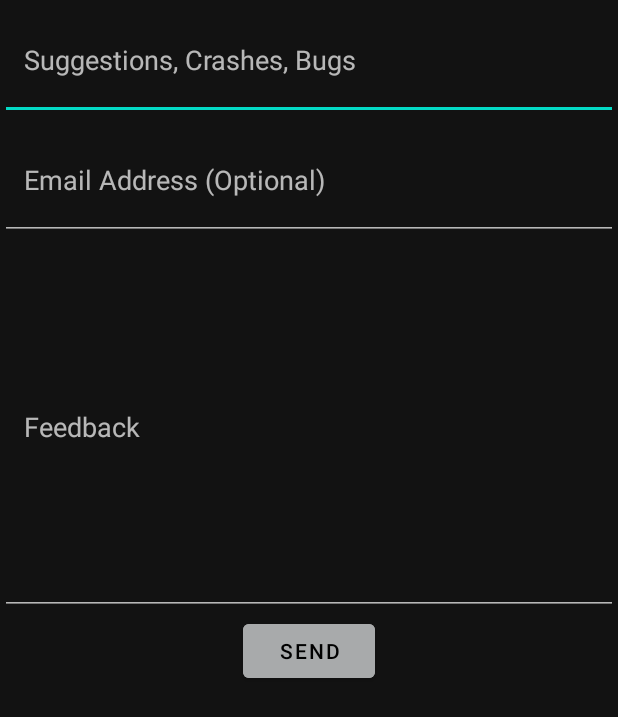
After one commit to th3kumar/Snoozz-Sleeping-Buddy, an Android app: the FeedbackActivity screen opened directly, with no data from a screen before it, on a phone screen of 412 x 824 dp. The commit adds this screen. Shown: the top 717 px of the screen. Run offline under Robolectric (Android 15) with nearby library versions, the phone set to English and light mode, and no system bars; our stand-ins replace sdp/ssp sizes; libraries missing offline, so code that uses them is left out: javax.mail, javax.mail.internet; network calls fail.

Commit message:
commit -> (main)
version 10(Complete)

buy me coffee
rate us
feedback Activity

```diff
--- a/app/src/main/java/com/fridayhouse/snoozz/CustomActivity.kt
+++ b/app/src/main/java/com/fridayhouse/snoozz/CustomActivity.kt
@@ -157,8 +157,8 @@ class CustomActivity : AppCompatActivity() {
         thunder_volume.setOnSeekBarChangeListener(VolumeChangeListener(PlayerService.Sound.THUNDER))
         ocean_volume.setOnSeekBarChangeListener(VolumeChangeListener(PlayerService.Sound.OCEAN))
         wind_volume.setOnSeekBarChangeListener(VolumeChangeListener(PlayerService.Sound.WIND))
-        music_volume.setOnSeekBarChangeListener(VolumeChangeListener(PlayerService.Sound.PIANO))
-        piano_volume.setOnSeekBarChangeListener(VolumeChangeListener(PlayerService.Sound.MUSIC))
+        music_volume.setOnSeekBarChangeListener(VolumeChangeListener(PlayerService.Sound.MUSIC))
+        piano_volume.setOnSeekBarChangeListener(VolumeChangeListener(PlayerService.Sound.PIANO))
         flute_volume.setOnSeekBarChangeListener(VolumeChangeListener(PlayerService.Sound.FLUTE))
         grass_volume.setOnSeekBarChangeListener(VolumeChangeListener(PlayerService.Sound.GRASS))
         bowl_volume.setOnSeekBarChangeListener(VolumeChangeListener(PlayerService.Sound.BOWL))
--- a/app/src/main/java/com/fridayhouse/snoozz/exoplayer/PlayerService.kt
+++ b/app/src/main/java/com/fridayhouse/snoozz/exoplayer/PlayerService.kt
@@ -47,8 +47,8 @@ class PlayerService : Service() {
         THUNDER("thunder_sound.ogg"),
         OCEAN("ocean_sound.ogg"),
         WIND("wind_sound.ogg"),
-        MUSIC("music_sound.ogg"),
-        PIANO("piano_sound.ogg"),
+        MUSIC("piano_sound.ogg"),
+        PIANO("music_sound.ogg"),
         FLUTE("flute_sound.ogg"),
         GRASS("grass_sound.ogg"),
         BOWL("singing_bowl.ogg"),
--- /dev/null
+++ b/app/src/main/res/layout/activity_feedback.xml
@@ -0,0 +1,45 @@
+<?xml version="1.0" encoding="utf-8"?>
+<LinearLayout xmlns:android="http://schemas.android.com/apk/res/android"
+    xmlns:tools="http://schemas.android.com/tools"
+    android:layout_width="match_parent"
+    android:layout_height="match_parent"
+    android:orientation="vertical"
+    android:layout_margin="16dp"
+    tools:context=".FeedbackActivity">
+
+    <com.google.android.material.textfield.TextInputEditText
+        android:id="@+id/topicFA"
+        android:layout_width="match_parent"
+        android:layout_height="80dp"
+        android:hint="@string/topic_feedback"
+        android:gravity="center|start"
+        android:inputType="textEmailSubject"
+        android:paddingHorizontal="16dp"/>
+
+    <com.google.android.material.textfield.TextInputEditText
+        android:id="@+id/emailFA"
+        android:layout_width="match_parent"
+        android:layout_height="80dp"
+        android:hint="@string/email_feedback"
+        android:gravity="center|start"
+        android:inputType="textEmailAddress"
+        android:paddingHorizontal="16dp"/>
+
+    <com.google.android.material.textfield.TextInputEditText
+        android:id="@+id/feedbackMsgFA"
+        android:layout_width="match_parent"
+        android:layout_height="250dp"
+        android:hint="@string/feedback"
+        android:gravity="center|start"
+        android:paddingHorizontal="16dp"/>
+    <Button
+        android:id="@+id/sendFA"
+        android:layout_width="wrap_content"
+        android:layout_height="wrap_content"
+        android:backgroundTint="@color/primary_text_dark"
+        android:text="@string/send"
+        android:layout_gravity="center"
+        android:textColor="@color/black"
+        android:paddingHorizontal="16dp"/>
+
+</LinearLayout>
--- a/app/src/main/res/layout/activity_setting.xml
+++ b/app/src/main/res/layout/activity_setting.xml
@@ -29,6 +29,7 @@
             app:lottie_rawRes="@raw/coffee_anim" />
 
         <com.google.android.material.button.MaterialButton
+            android:id="@+id/rating_btn"
             android:layout_width="match_parent"
             android:layout_height="@dimen/_46sdp"
             android:layout_marginLeft="@dimen/_15sdp"
@@ -53,6 +54,7 @@
 
 
         <com.google.android.material.button.MaterialButton
+            android:id="@+id/feedback_btn"
             android:layout_width="match_parent"
             android:layout_height="@dimen/_46sdp"
             android:layout_marginLeft="@dimen/_15sdp"
@@ -75,6 +77,7 @@
             />
 
         <com.google.android.material.button.MaterialButton
+            android:id="@+id/buy_me_btn"
             android:layout_width="match_parent"
             android:layout_height="@dimen/_48sdp"
             android:layout_marginLeft="@dimen/_15sdp"
--- a/app/src/main/res/values/strings.xml
+++ b/app/src/main/res/values/strings.xml
@@ -4,5 +4,9 @@
     <string name="notification_channel_description">Shows the currently playing music</string>
     <string name="notification_message">Snoozz is running...</string>
     <string name="buy_me_a_coffee">Buy me a Coffee</string>
+    <string name="email_feedback">Email Address (Optional)</string>
+    <string name="feedback">Feedback</string>
+    <string name="send">Send</string>
+    <string name="topic_feedback">Suggestions, Crashes, Bugs</string>
 
 </resources>
```
Also changed, not shown: app/build.gradle (+16 -0 lines), app/src/main/AndroidManifest.xml (+7 -3 lines), app/src/main/java/com/fridayhouse/snoozz/FeedbackActivity.kt (added, +60 -0 lines), app/src/main/java/com/fridayhouse/snoozz/SettingActivity.kt (+51 -0 lines).
